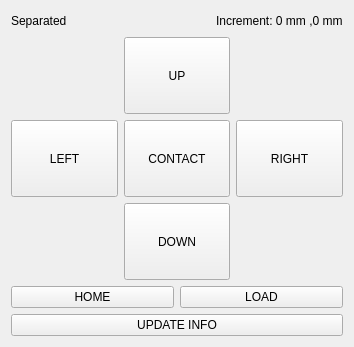
Qt form ECS02UI.ui (kkrizka/chister) before a commit.
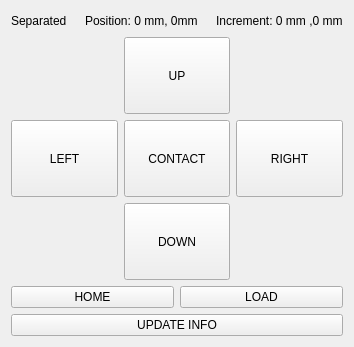
The same form after that commit.

The edit to the form file:
```diff
--- a/ECS02UI.ui
+++ b/ECS02UI.ui
@@ -45,6 +45,32 @@
        </property>
       </spacer>
      </item>
+     <item>
+      <widget class="QLabel" name="positionLabel">
+       <property name="sizePolicy">
+        <sizepolicy hsizetype="Preferred" vsizetype="Fixed">
+         <horstretch>0</horstretch>
+         <verstretch>0</verstretch>
+        </sizepolicy>
+       </property>
+       <property name="text">
+        <string>Position: 0 mm, 0mm</string>
+       </property>
+      </widget>
+     </item>
+     <item>
+      <spacer name="horizontalSpacer_2">
+       <property name="orientation">
+        <enum>Qt::Horizontal</enum>
+       </property>
+       <property name="sizeHint" stdset="0">
+        <size>
+         <width>40</width>
+         <height>20</height>
+        </size>
+       </property>
+      </spacer>
+     </item>
      <item>
       <widget class="QLabel" name="incrementLabel">
        <property name="sizePolicy">
```
